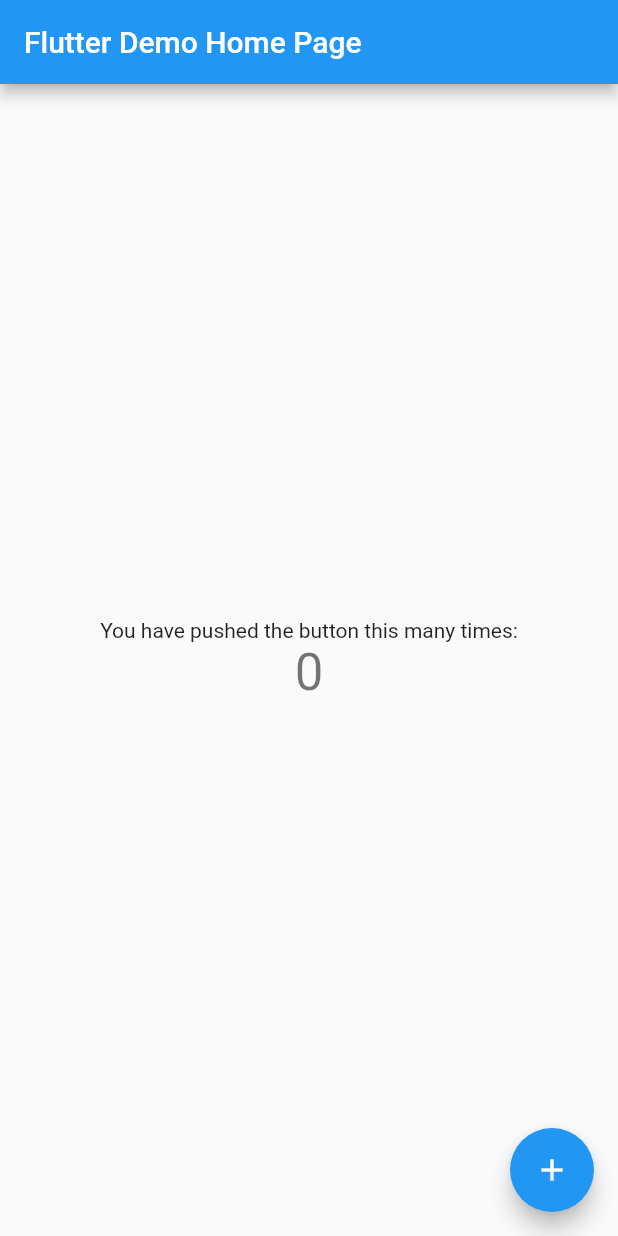
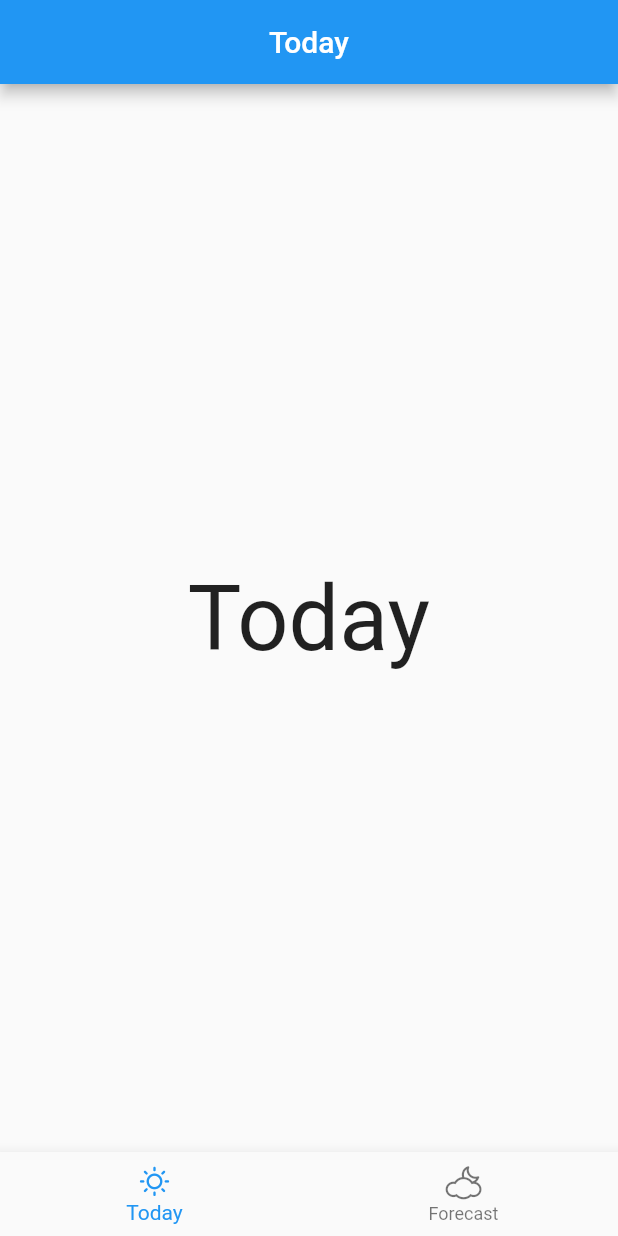
Before and after one commit to WhyLifeIsSoBoring/WeatherApp_for_internship, a Flutter app: the screen it shows after launch, on a phone screen of 412 x 824 dp. Run offline on Flutter 3.47's test engine with Material 2 defaults, Android fonts, the phone set to English and light mode, and no system bars.

Commit message:
add simple MainPage

```diff
--- a/lib/main.dart
+++ b/lib/main.dart
@@ -1,113 +1,16 @@
 import 'package:flutter/material.dart';
+import 'package:weather_app_for_internship/pages/main_page.dart';
 
 void main() {
-  runApp(MyApp());
+  runApp(WeatherApp());
 }
 
-class MyApp extends StatelessWidget {
-  // This widget is the root of your application.
+class WeatherApp extends StatelessWidget {
+
   @override
   Widget build(BuildContext context) {
     return MaterialApp(
-      title: 'Flutter Demo',
-      theme: ThemeData(
-        // This is the theme of your application.
-        //
-        // Try running your application with "flutter run". You'll see the
-        // application has a blue toolbar. Then, without quitting the app, try
-        // changing the primarySwatch below to Colors.green and then invoke
-        // "hot reload" (press "r" in the console where you ran "flutter run",
-        // or simply save your changes to "hot reload" in a Flutter IDE).
-        // Notice that the counter didn't reset back to zero; the application
-        // is not restarted.
-        primarySwatch: Colors.blue,
-      ),
-      home: MyHomePage(title: 'Flutter Demo Home Page'),
+      home: MainPage(),
     );
   }
 }
-
-class MyHomePage extends StatefulWidget {
-  MyHomePage({Key? key, required this.title}) : super(key: key);
-
-  // This widget is the home page of your application. It is stateful, meaning
-  // that it has a State object (defined below) that contains fields that affect
-  // how it looks.
-
-  // This class is the configuration for the state. It holds the values (in this
-  // case the title) provided by the parent (in this case the App widget) and
-  // used by the build method of the State. Fields in a Widget subclass are
-  // always marked "final".
-
-  final String title;
-
-  @override
-  _MyHomePageState createState() => _MyHomePageState();
-}
-
-class _MyHomePageState extends State<MyHomePage> {
-  int _counter = 0;
-
-  void _incrementCounter() {
-    setState(() {
-      // This call to setState tells the Flutter framework that something has
-      // changed in this State, which causes it to rerun the build method below
-      // so that the display can reflect the updated values. If we changed
-      // _counter without calling setState(), then the build method would not be
-      // called again, and so nothing would appear to happen.
-      _counter++;
-    });
-  }
-
-  @override
-  Widget build(BuildContext context) {
-    // This method is rerun every time setState is called, for instance as done
-    // by the _incrementCounter method above.
-    //
-    // The Flutter framework has been optimized to make rerunning build methods
-    // fast, so that you can just rebuild anything that needs updating rather
-    // than having to individually change instances of widgets.
-    return Scaffold(
-      appBar: AppBar(
-        // Here we take the value from the MyHomePage object that was created by
-        // the App.build method, and use it to set our appbar title.
-        title: Text(widget.title),
-      ),
-      body: Center(
-        // Center is a layout widget. It takes a single child and positions it
-        // in the middle of the parent.
-        child: Column(
-          // Column is also a layout widget. It takes a list of children and
-          // arranges them vertically. By default, it sizes itself to fit its
-          // children horizontally, and tries to be as tall as its parent.
-          //
-          // Invoke "debug painting" (press "p" in the console, choose the
-          // "Toggle Debug Paint" action from the Flutter Inspector in Android
-          // Studio, or the "Toggle Debug Paint" command in Visual Studio Code)
-          // to see the wireframe for each widget.
-          //
-          // Column has various properties to control how it sizes itself and
-          // how it positions its children. Here we use mainAxisAlignment to
-          // center the children vertically; the main axis here is the vertical
-          // axis because Columns are vertical (the cross axis would be
-          // horizontal).
-          mainAxisAlignment: MainAxisAlignment.center,
-          children: <Widget>[
-            Text(
-              'You have pushed the button this many times:',
-            ),
-            Text(
-              '$_counter',
-              style: Theme.of(context).textTheme.headline4,
-            ),
-          ],
-        ),
-      ),
-      floatingActionButton: FloatingActionButton(
-        onPressed: _incrementCounter,
-        tooltip: 'Increment',
-        child: Icon(Icons.add),
-      ), // This trailing comma makes auto-formatting nicer for build methods.
-    );
-  }
-}
--- /dev/null
+++ b/lib/pages/main_page.dart
@@ -0,0 +1,53 @@
+import 'package:flutter/material.dart';
+import 'package:weather_app_for_internship/presentation/custom_icons_icons.dart';
+
+
+class MainPage  extends StatefulWidget {
+
+  @override
+  _MainPageState createState() => _MainPageState();
+}
+
+class _MainPageState extends State<MainPage> {
+  int _currentIndex = 0;
+  List<Widget> _widgetOptions = <Widget>[
+    Scaffold(
+      appBar: AppBar(
+        centerTitle: true,
+        title: Text('Today'),
+      ),
+      body: Center(child: Text('Today', style: TextStyle(fontSize: 60.0)),)
+    ),
+    Scaffold(
+      appBar: AppBar(
+        centerTitle: true,
+        title: Text('City'),
+      ),
+      body: Center(child: Text('Forecast', style: TextStyle(fontSize: 60.0)),)
+    )
+  ];
+
+  @override
+  Widget build(BuildContext context) {
+    return Scaffold(
+      body: _widgetOptions.elementAt(_currentIndex),
+      bottomNavigationBar: BottomNavigationBar (
+        type: BottomNavigationBarType.fixed,
+        currentIndex: _currentIndex,
+        onTap: (index) => setState(() => _currentIndex = index),
+        items: [
+          BottomNavigationBarItem(
+            icon: Icon(CustomIcons.sun),
+            label: 'Today',
+            backgroundColor: Colors.blue,
+          ),
+          BottomNavigationBarItem(
+            icon: Icon(CustomIcons.cloud_moon),
+            label: 'Forecast',
+            backgroundColor: Colors.blue,
+          ),
+        ],
+      ),
+    );
+  }
+}
```
